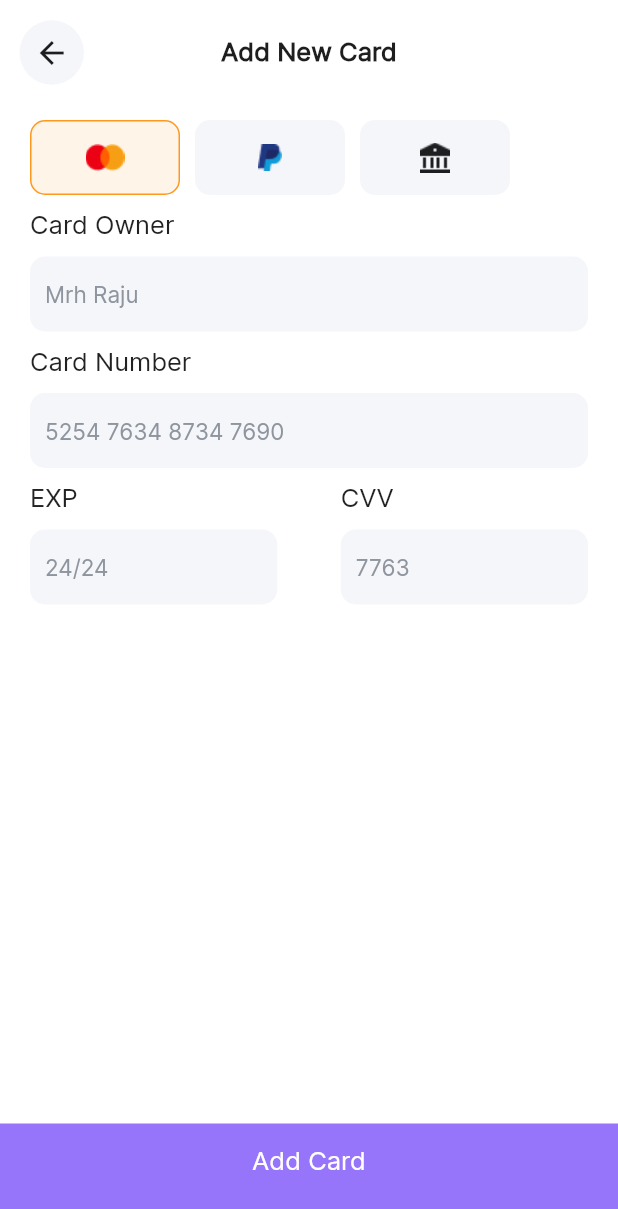
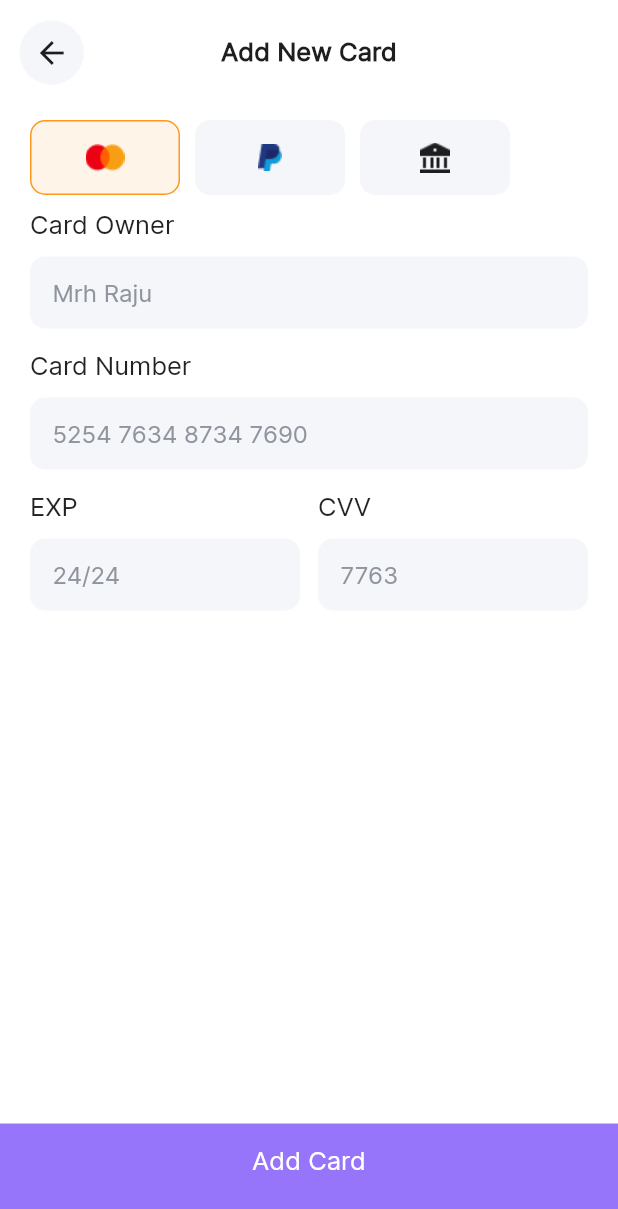
Before and after one commit to bnasare/laza, a Flutter app: the screen it shows after launch, on a phone screen of 412 x 824 dp. Shown: the top 1209 px of the screen. Run offline on Flutter 3.47's test engine with Material 2 defaults, Android fonts, the phone set to English and light mode, and no system bars; our stand-ins replace flutter_iconly, google_fonts.

Commit message:
add new card screen updates

```diff
--- a/lib/consts/app_routes.dart
+++ b/lib/consts/app_routes.dart
@@ -37,8 +37,7 @@ class AppRoutes {
       CartScreen.routeName: (context) => const CartScreen(),
       UserAddressScreen.routeName: (context) => const UserAddressScreen(),
       PaymentDetailsScreen.routeName: (context) => const PaymentDetailsScreen(),
-      NewPaymentDetailsScreen.routeName: (context) =>
-          const NewPaymentDetailsScreen(),
+      NewPaymentDetailsScreen.routeName: (context) => NewPaymentDetailsScreen(),
       OrderConfirmedScreen.routeName: (context) => const OrderConfirmedScreen(),
       AllProductsScreen.routeName: (context) => const AllProductsScreen(),
       WishlistScreen.routeName: (context) => const WishlistScreen(),
--- a/lib/main.dart
+++ b/lib/main.dart
@@ -1,11 +1,8 @@
-import 'package:device_preview/device_preview.dart';
-import 'package:flutter/foundation.dart';
 import 'package:flutter/material.dart';
 import 'package:flutter/services.dart';
 import 'package:google_fonts/google_fonts.dart';
 import 'package:laza/screens/new_payment_details_screen.dart';
-import 'package:laza/screens/order_confirmed_screen.dart';
-import 'package:laza/screens/add_review_screen.dart';
+
 import 'consts/app_routes.dart';
 import 'consts/theme.dart';
 
@@ -34,7 +31,6 @@ class MyApp extends StatelessWidget {
       debugShowCheckedModeBanner: false,
       routes: AppRoutes().getRoutes(),
       initialRoute: NewPaymentDetailsScreen.routeName,
-
     );
   }
 }
--- a/lib/screens/add_review_screen.dart
+++ b/lib/screens/add_review_screen.dart
@@ -18,6 +18,13 @@ class _AddReviewScreenState extends State<AddReviewScreen> {
 
   TextEditingController nameController = TextEditingController();
   TextEditingController describeExperienceController = TextEditingController();
+
+  @override
+  void dispose() {
+    nameController.dispose();
+    describeExperienceController.dispose();
+    super.dispose();
+  }
 
   @override
   Widget build(BuildContext context) {
--- a/lib/screens/new_payment_details_screen.dart
+++ b/lib/screens/new_payment_details_screen.dart
@@ -2,11 +2,30 @@ import 'package:flutter/material.dart';
 import 'package:laza/widgets/navigation_card.dart';
 
 import '../widgets/custom_back_button.dart';
+import '../widgets/new_custom_textfield.dart';
 
-class NewPaymentDetailsScreen extends StatelessWidget {
+class NewPaymentDetailsScreen extends StatefulWidget {
   static const routeName = '/new_payment_details';
 
   const NewPaymentDetailsScreen({Key? key}) : super(key: key);
+
+  @override
+  State<NewPaymentDetailsScreen> createState() =>
+      _NewPaymentDetailsScreenState();
+}
+
+class _NewPaymentDetailsScreenState extends State<NewPaymentDetailsScreen> {
+  TextEditingController nameController = TextEditingController();
+  TextEditingController cardController = TextEditingController();
+  TextEditingController expiryDateController = TextEditingController();
+  TextEditingController cvvController = TextEditingController();
+
+  @override
+  void dispose() {
+    cardController.dispose();
+    nameController.dispose();
+    super.dispose();
+  }
 
   @override
   Widget build(BuildContext context) {
@@ -112,28 +131,14 @@ class NewPaymentDetailsScreen extends StatelessWidget {
                 ),
               ),
             ),
-          GestureDetector(
-            onTap: () {},
-            child: Container(
-              margin: const EdgeInsets.only(
-                  top: 10, bottom: 10, left: 20, right: 20),
-              width: MediaQuery.of(context).size.width,
-              height: 50,
-              decoration: BoxDecoration(
-                borderRadius: BorderRadius.circular(10),
-                color: color.background,
-              ),
-              child: Padding(
-                padding: const EdgeInsets.only(left: 10, top: 16, bottom: 16),
-                child: Text(
-                  'Mrh Raju',
-                  textAlign: TextAlign.left,
-                  style: TextStyle(
-                      fontSize: 15,
-                      fontWeight: FontWeight.w400,
-                      color: color.tertiary),
-                ),
-              ),
+            Padding(
+              padding: const EdgeInsets.only(
+                  top: 10, bottom: 15, left: 20, right: 20),
+              child: CustomTextfield(
+                controller: nameController,
+                hintText: 'Mrh Raju',
+                maxLines: 1,
+                contentPadding: const EdgeInsets.symmetric(horizontal: 15),
               ),
             ),
             const Padding(
@@ -149,126 +154,76 @@ class NewPaymentDetailsScreen extends StatelessWidget {
                 ),
               ),
             ),
-          GestureDetector(
-            onTap: () {},
-            child: Container(
-              margin: const EdgeInsets.only(
-                  top: 10, bottom: 10, left: 20, right: 20),
-              width: MediaQuery.of(context).size.width,
-              height: 50,
-              decoration: BoxDecoration(
-                borderRadius: BorderRadius.circular(10),
-                color: color.background,
-              ),
-              child: Padding(
-                padding: const EdgeInsets.only(left: 10, top: 16, bottom: 16),
-                child: Text(
-                  '5254 7634 8734 7690',
-                  textAlign: TextAlign.left,
-                  style: TextStyle(
-                      fontSize: 15,
-                      fontWeight: FontWeight.w400,
-                      color: color.tertiary),
+            Padding(
+              padding: const EdgeInsets.only(
+                  top: 10.0, bottom: 15, left: 20, right: 20),
+              child: CustomTextfield(
+                controller: cardController,
+                hintText: '5254 7634 8734 7690',
+                maxLines: 1,
+                contentPadding: const EdgeInsets.symmetric(horizontal: 15),
               ),
             ),
-            ),
-          ),
-          Row(
-            mainAxisAlignment: MainAxisAlignment.spaceBetween,
-            crossAxisAlignment: CrossAxisAlignment.start,
-            children: <Widget>[
-              Column(
+            Padding(
+              padding: const EdgeInsets.symmetric(horizontal: 20.0),
+              child: Row(
+                children: [
+                  Expanded(
+                    child: Column(
                       crossAxisAlignment: CrossAxisAlignment.start,
                       children: [
-                  const Padding(
-                    padding: EdgeInsets.only(
-                      left: 20,
-                    ),
-                    child: Text(
+                        const Text(
                           'EXP',
-                      textAlign: TextAlign.left,
                           style: TextStyle(
                             fontSize: 17,
                             fontWeight: FontWeight.w500,
                           ),
                         ),
+                        const SizedBox(
+                          height: 10,
                         ),
-                  GestureDetector(
-                    onTap: () {},
-                    child: Container(
-                      margin:
-                          const EdgeInsets.only(top: 10, bottom: 10, left: 20),
-                      width: MediaQuery.of(context).size.width / 2.5,
-                      height: 50,
-                      decoration: BoxDecoration(
-                        borderRadius: BorderRadius.circular(10),
-                        color: color.background,
-                      ),
-                      child: Padding(
-                        padding: const EdgeInsets.only(
-                            left: 10, top: 16, bottom: 16),
-                        child: Text(
-                          '24/24',
-                          textAlign: TextAlign.left,
-                          style: TextStyle(
-                              fontSize: 15,
-                              fontWeight: FontWeight.w400,
-                              color: color.tertiary),
-                        ),
-                      ),
-                    ),
+                        CustomTextfield(
+                          controller: expiryDateController,
+                          hintText: '24/24',
+                          contentPadding:
+                              const EdgeInsets.symmetric(horizontal: 15),
+                          maxLines: 1,
                         ),
                       ],
                     ),
-              Column(
+                  ),
+                  const SizedBox(
+                    width: 12,
+                  ),
+                  Expanded(
+                    child: Column(
                       crossAxisAlignment: CrossAxisAlignment.start,
                       children: [
-                  const Padding(
-                    padding: EdgeInsets.only(
-                      left: 20,
-                    ),
-                    child: Text(
+                        const Text(
                           'CVV',
-                      textAlign: TextAlign.left,
                           style: TextStyle(
                             fontSize: 17,
                             fontWeight: FontWeight.w500,
                           ),
                         ),
+                        const SizedBox(
+                          height: 10,
                         ),
-                  GestureDetector(
-                    onTap: () {},
-                    child: Container(
-                      margin: const EdgeInsets.only(
-                          top: 10, bottom: 10, left: 20, right: 20),
-                      width: MediaQuery.of(context).size.width / 2.5,
-                      height: 50,
-                      decoration: BoxDecoration(
-                        borderRadius: BorderRadius.circular(10),
-                        color: color.background,
+                        CustomTextfield(
+                          controller: cvvController,
+                          hintText: '7763',
+                          contentPadding:
+                              const EdgeInsets.symmetric(horizontal: 15),
+                          maxLines: 1,
                         ),
-                      child: Padding(
-                        padding: const EdgeInsets.only(
-                            left: 10, top: 16, bottom: 16),
-                        child: Text(
-                          '7763',
-                          textAlign: TextAlign.left,
-                          style: TextStyle(
-                              fontSize: 15,
-                              fontWeight: FontWeight.w400,
-                              color: color.tertiary),
-                        ),
-                      ),
+                      ],
                     ),
                   ),
                 ],
               ),
+            ),
           ],
         ),
-          const Spacer(),
-          NavigationCard(text: 'Add Card', onTap: () {})
-        ],
-      ),
-    );
+        bottomNavigationBar: NavigationCard(text: 'Add Card', onTap: () {}));
   }
 }
--- a/lib/screens/user_address_screen.dart
+++ b/lib/screens/user_address_screen.dart
@@ -5,20 +5,36 @@ import 'package:laza/widgets/new_custom_textfield.dart';
 import '../widgets/custom_back_button.dart';
 import '../widgets/navigation_card.dart';
 
-class UserAddressScreen extends StatelessWidget {
+class UserAddressScreen extends StatefulWidget {
   static const routeName = '/user_address';
 
   const UserAddressScreen({Key? key}) : super(key: key);
 
   @override
+  State<UserAddressScreen> createState() => _UserAddressScreenState();
+}
+
+class _UserAddressScreenState extends State<UserAddressScreen> {
+  TextEditingController nameController = TextEditingController();
+  TextEditingController countryController = TextEditingController();
+  TextEditingController cityController = TextEditingController();
+  TextEditingController phoneController = TextEditingController();
+  TextEditingController addressController = TextEditingController();
+  bool isPrimaryAddress = true;
+
+  @override
+  void dispose() {
+    nameController.dispose();
+    countryController.dispose();
+    cityController.dispose();
+    phoneController.dispose();
+    addressController.dispose();
+    super.dispose();
+  }
+
+  @override
   Widget build(BuildContext context) {
     final color = Theme.of(context).colorScheme;
-    TextEditingController nameController = TextEditingController();
-    TextEditingController countryController = TextEditingController();
-    TextEditingController cityController = TextEditingController();
-    TextEditingController phoneController = TextEditingController();
-    TextEditingController addressController = TextEditingController();
-    bool isPrimaryAddress = true;
 
     return Scaffold(
       appBar: AppBar(
@@ -54,7 +70,7 @@ class UserAddressScreen extends StatelessWidget {
                   width: double.infinity,
                   child: CustomTextfield(
                     controller: nameController,
-                    hintText: 'Type your name',
+                    hintText: 'Mrh Raju',
                     contentPadding: const EdgeInsets.symmetric(horizontal: 15),
                     maxLines: 1,
                   ),
```
Lines whose indentation alone changed are shown as unchanged.
